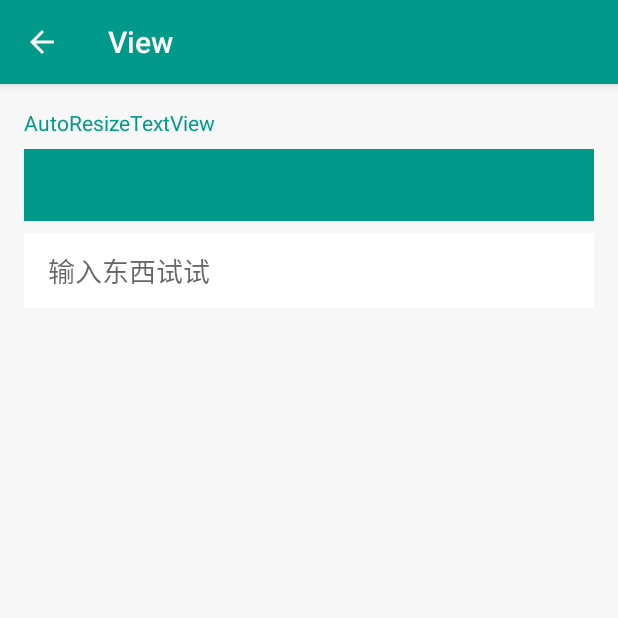
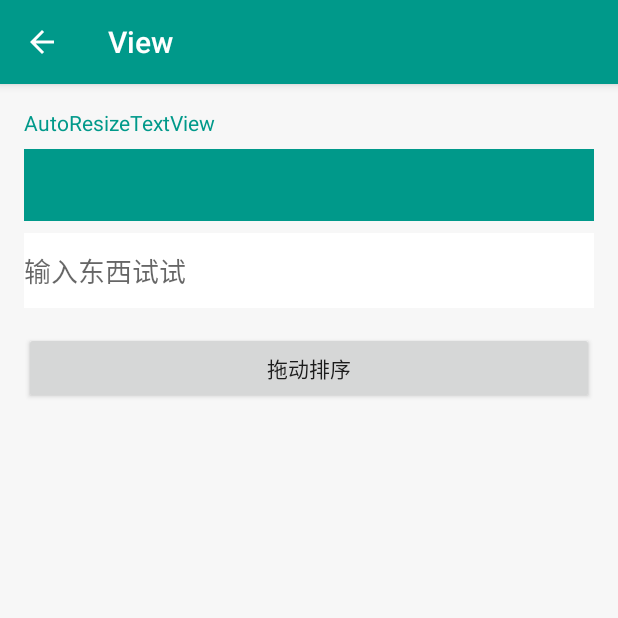
Before and after one commit to xymelon/treasure, an Android app: the ViewActivity screen opened directly, with no data from a screen before it, on a phone screen of 412 x 824 dp, the top half of it. Run offline under Robolectric (Android 15) with nearby library versions, the phone set to English and light mode, and no system bars; our stand-ins replace CircleImageView, data binding; libraries missing offline, so code that uses them is left out: com.jakewharton.rxbinding, rx.functions, rx.subscriptions; 1 statement that could not run was skipped.

```diff
--- a/app/src/main/res/layout/activity_view.xml
+++ b/app/src/main/res/layout/activity_view.xml
@@ -50,9 +50,14 @@
                 android:layout_height="50dp"
                 android:layout_marginTop="8dp"
                 android:background="@color/W1"
-                android:hint="输入东西试试"
-                android:paddingLeft="16dp"
-                android:paddingRight="16dp" />
+                android:hint="输入东西试试" />
+
+            <Button
+                android:id="@+id/btn_order"
+                android:layout_width="match_parent"
+                android:layout_height="wrap_content"
+                android:layout_marginTop="16dp"
+                android:text="拖动排序" />
 
         </LinearLayout>
 
```
